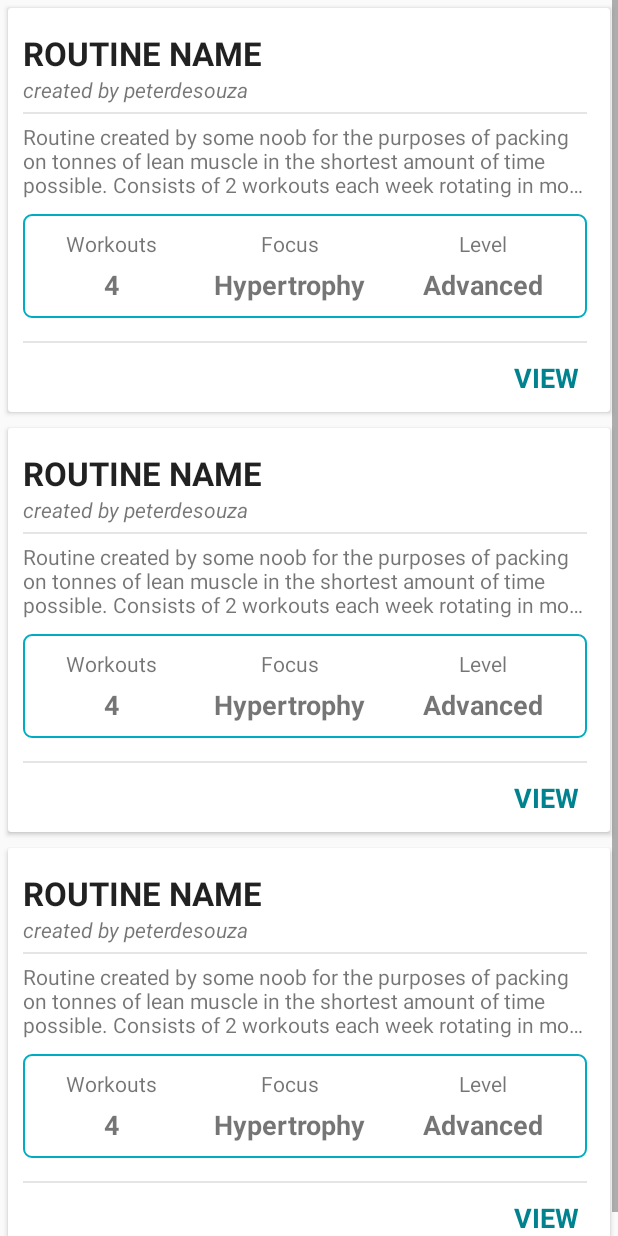
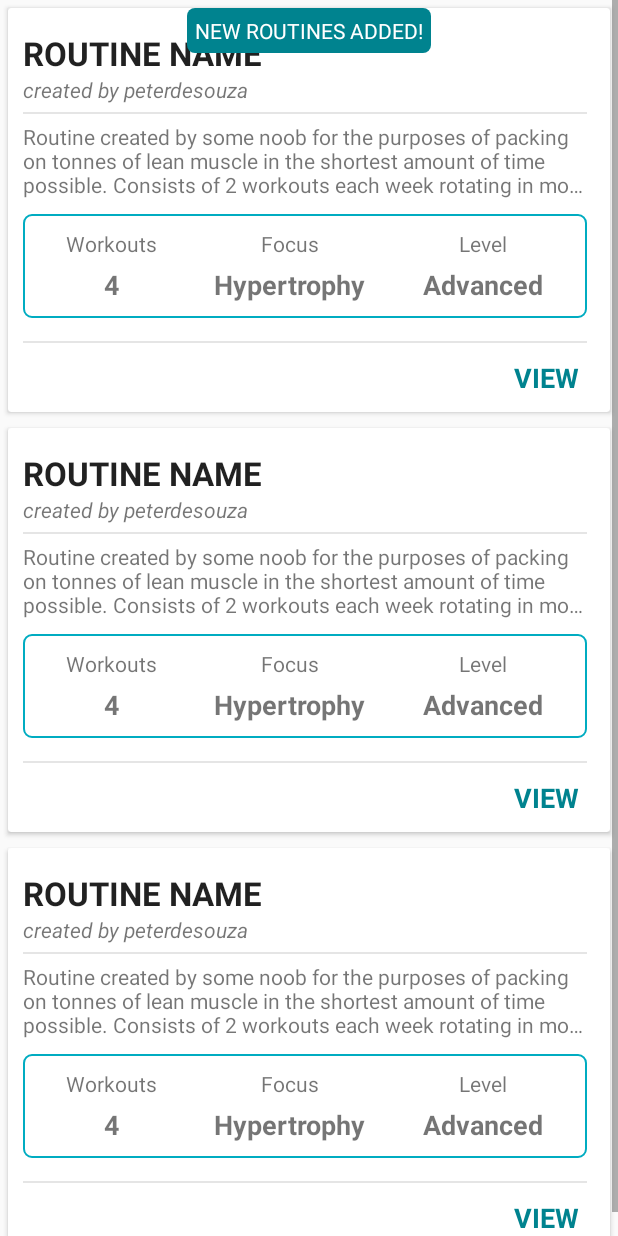
Before and after one commit to pd6569/pyrros, an Android app: the layout fragment_view_routines.xml on its own in the app's theme, with its tools: preview values and no code run, on a phone screen of 412 x 824 dp. Run offline under Robolectric (Android 15) with nearby library versions, the phone set to English and light mode, and no system bars.

Commit message:
added notification of new routines added scroll to top of recycler

```diff
--- a/app/src/main/java/com/zonesciences/pyrros/RoutineActivity.java
+++ b/app/src/main/java/com/zonesciences/pyrros/RoutineActivity.java
@@ -101,6 +101,7 @@ public class RoutineActivity extends BaseActivity implements RoutineDetailsFragm
                     case "Community":
                         Log.i(TAG, "Community filter selected");
                         if (!filter.equals(mCurrentFilter)) {
+                            mViewRoutineFragment.setNumLoads(0); // used for tracking first load of routines
                             mViewRoutineFragment.getRoutines().clear();
                             showProgressDialog();
                             mViewRoutineFragment.loadRoutines(ViewRoutinesFragment.FILTER_COMMUNITY_ROUTINES);
@@ -110,6 +111,7 @@ public class RoutineActivity extends BaseActivity implements RoutineDetailsFragm
                     case "My Routines":
                         Log.i(TAG, "My Routines filter selected");
                         if (!filter.equals(mCurrentFilter)) {
+                            mViewRoutineFragment.setNumLoads(0);
                             mViewRoutineFragment.getRoutines().clear();
                             showProgressDialog();
                             mViewRoutineFragment.loadRoutines(ViewRoutinesFragment.FILTER_USER_ROUTINES);
--- a/app/src/main/java/com/zonesciences/pyrros/fragment/Routine/RoutineDetailsFragment.java
+++ b/app/src/main/java/com/zonesciences/pyrros/fragment/Routine/RoutineDetailsFragment.java
@@ -760,6 +760,7 @@ public class RoutineDetailsFragment extends Fragment implements OnDragListener {
             }
 
             mRoutine.setNumWorkouts(numWorkouts);
+            mRoutine.setRoutineKey(mRoutineKey);
 
             // Clear data before rewriting
             Map<String, Object> clearRoutineData = new HashMap<>();
--- /dev/null
+++ b/app/src/main/res/drawable/border_new_routines_notification.xml
@@ -0,0 +1,6 @@
+<?xml version="1.0" encoding="utf-8"?>
+<shape xmlns:android="http://schemas.android.com/apk/res/android" android:shape="rectangle">
+    <corners android:radius="5dp"/>
+    <solid android:color="@color/colorPrimaryDark"></solid>
+    <padding android:left="10dp" android:right="10dp" android:top="10dp" android:bottom="10dp"/>
+</shape>
--- a/app/src/main/res/layout/fragment_view_routines.xml
+++ b/app/src/main/res/layout/fragment_view_routines.xml
@@ -1,9 +1,8 @@
-<LinearLayout xmlns:android="http://schemas.android.com/apk/res/android"
+<FrameLayout xmlns:android="http://schemas.android.com/apk/res/android"
     xmlns:tools="http://schemas.android.com/tools"
     android:layout_width="match_parent"
     android:layout_height="match_parent"
-    android:orientation="vertical"
-    tools:context="com.zonesciences.pyrros.fragment.CreateWorkout.SortWorkoutFragment">
+    tools:context="com.zonesciences.pyrros.fragment.Routine.ViewRoutinesFragment">
 
     <android.support.v7.widget.RecyclerView
         android:id="@+id/recycler_view_routines"
@@ -13,4 +12,16 @@
         tools:listitem="@layout/item_routines">
     </android.support.v7.widget.RecyclerView>
 
-</LinearLayout>
+    <TextView
+        android:id="@+id/new_routines_published_textview"
+        android:layout_width="wrap_content"
+        android:layout_height="wrap_content"
+        android:layout_margin="5dp"
+        android:layout_gravity="center_horizontal|top"
+        android:text="@string/new_routines_published"
+        android:padding="5dp"
+        android:textAllCaps="true"
+        android:textColor="#fff"
+        android:background="@drawable/border_new_routines_notification"/>
+
+</FrameLayout>
--- a/app/src/main/res/values/colors.xml
+++ b/app/src/main/res/values/colors.xml
@@ -1,7 +1,9 @@
 <?xml version="1.0" encoding="utf-8"?>
 <resources>
     <color name="colorPrimary">#00ACC1</color>
+    <color name="colorPrimaryTransparent">#7000ACC1</color>
     <color name="colorPrimaryDark">#00838F</color>
+    <color name="colorPrimaryDarkTransparent">#7000838F</color>
     <color name="colorPrimaryLight">#B2EBF2</color>
     <color name="colorAccent">#FDD835</color>
     <color name="colorAccentDark">#FBC02D</color>
--- a/app/src/main/res/values/strings.xml
+++ b/app/src/main/res/values/strings.xml
@@ -130,5 +130,6 @@
     <string name="routine_name">Routine name</string>
     <string name="routine_description">Description</string>
     <string name="error_routine_name">Routine name required</string>
+    <string name="new_routines_published">New routines added!</string>
 
 </resources>
```
Also changed, not shown: app/src/main/java/com/zonesciences/pyrros/fragment/Routine/ViewRoutinesFragment.java (+73 -19 lines).
